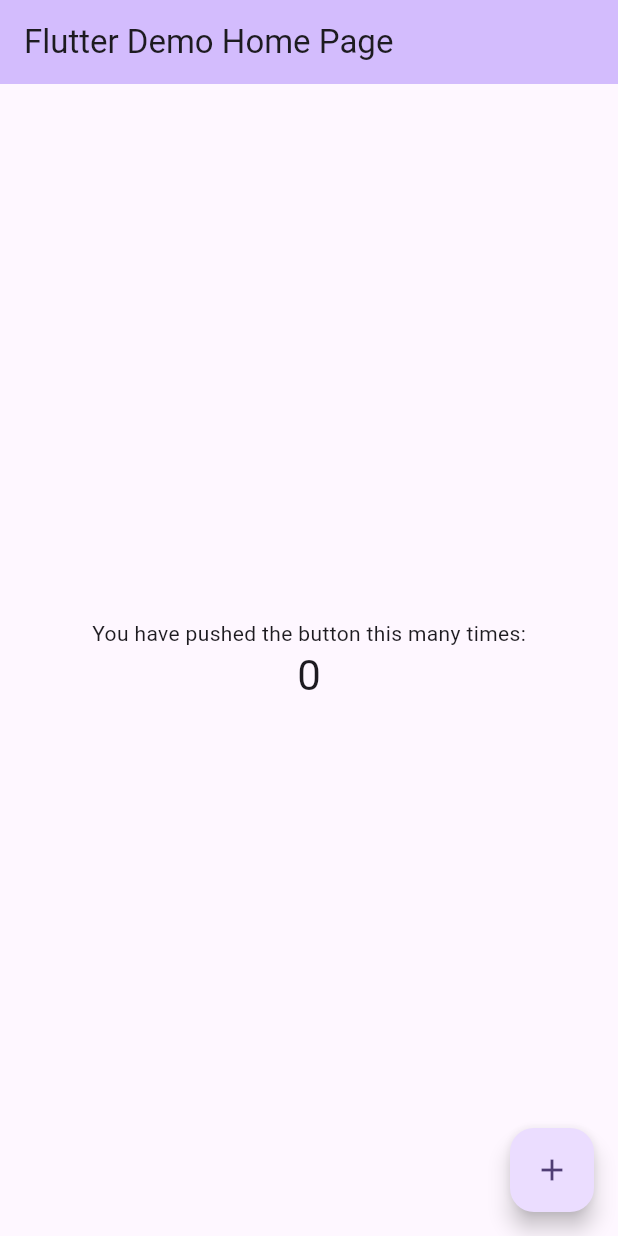
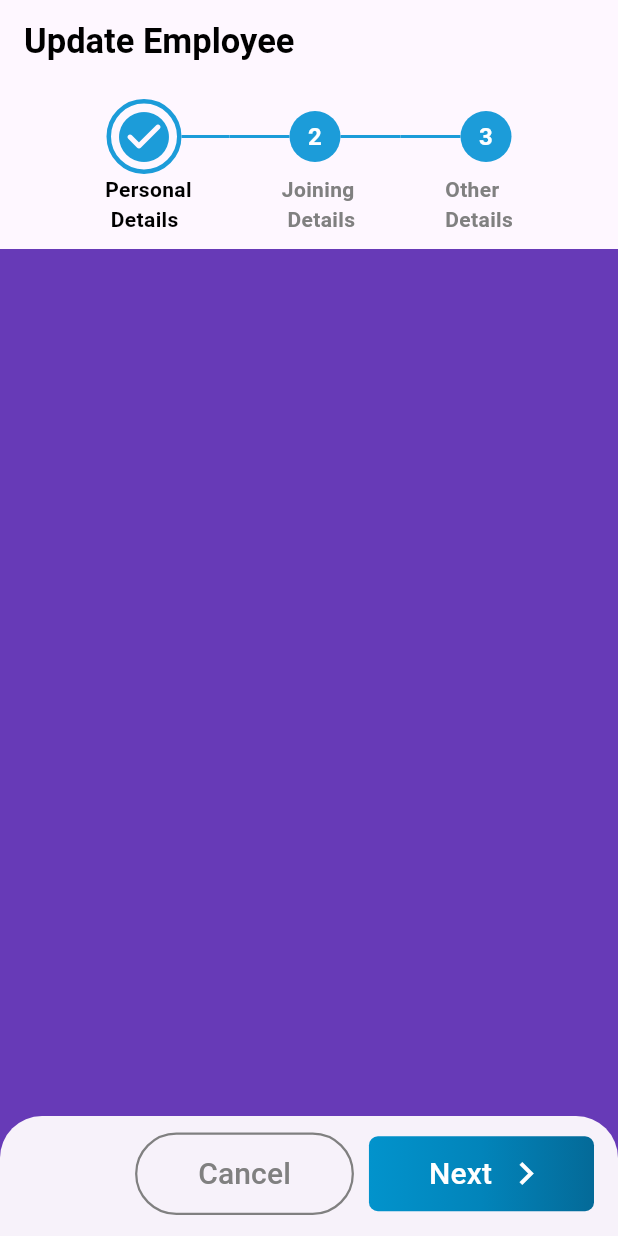
Before and after one commit to HarshHirapara/bytecrm_form, a Flutter app: the screen it shows after launch, on a phone screen of 412 x 824 dp. Run offline on Flutter 3.47's test engine with Material 3 defaults, Android fonts, the phone set to English and light mode, and no system bars; our stand-ins replace get.

Commit message:
[implement] form step and buttons

```diff
--- /dev/null
+++ b/lib/core/common_colors.dart
@@ -0,0 +1,14 @@
+import 'package:flutter/material.dart';
+
+class CommonColor {
+  static const transparent = Colors.transparent;
+  static const black = Colors.black;
+  static const white = Colors.white;
+
+  static const coffee = Color(0xFF808080);
+  static const buttonColor1 = Color(0xFF046a98);
+  static const buttonColor2 = Color(0xFF0284ba);
+  static const buttonColor3 = Color(0xFF0293cc);
+  static const blue = Color(0xFF1c9cd9);
+  static const green = Color(0xFF01bb1c);
+}
--- /dev/null
+++ b/lib/core/common_icons.dart
@@ -0,0 +1,7 @@
+import 'package:flutter/material.dart';
+
+class CommonIcon {
+  static const next = Icon(Icons.navigate_next_outlined);
+  static const back = Icon(Icons.navigate_before_outlined);
+  static const check = Icon(Icons.check_circle_rounded);
+}
--- /dev/null
+++ b/lib/core/common_strings.dart
@@ -0,0 +1,16 @@
+class CommonString {
+  //appBar title
+  static const updateEmployee = 'Update Employee';
+  //button
+  static const nextButton = 'Next';
+  static const cancelButton = 'Cancel';
+  static const backButton = 'Back ';
+  static const done = 'Done';
+  //steps
+  static const personal = 'Personal\n Details';
+  static const joining = 'Joining\n Details';
+  static const other = 'Other\nDetails';
+  // static const derails = 'Details';
+  static const pageNumber2 = '2';
+  static const pageNumber3 = '3';
+}
--- /dev/null
+++ b/lib/core/getx_properties/getx_properties.dart
@@ -0,0 +1,5 @@
+import 'package:get/state_manager.dart';
+
+class GetXProperties {
+  static RxInt currentPage = 0.obs;
+}
--- a/lib/main.dart
+++ b/lib/main.dart
@@ -1,125 +1,19 @@
 import 'package:flutter/material.dart';
+import 'package:flutter/services.dart';
+import 'module/screen/from_main_page_screen/form_main_page_screen.dart';
 
 void main() {
-  runApp(const MyApp());
+  WidgetsFlutterBinding.ensureInitialized();
+  SystemChrome.setPreferredOrientations(
+    [
+      DeviceOrientation.portraitUp,
+      DeviceOrientation.portraitDown,
+    ],
+  );
+  runApp(
+    const MaterialApp(
+      debugShowCheckedModeBanner: false,
+      home: FormMainPage(),
+    ),
+  );
 }
-
-class MyApp extends StatelessWidget {
-  const MyApp({super.key});
-
-  // This widget is the root of your application.
-  @override
-  Widget build(BuildContext context) {
-    return MaterialApp(
-      title: 'Flutter Demo',
-      theme: ThemeData(
-        // This is the theme of your application.
-        //
-        // TRY THIS: Try running your application with "flutter run". You'll see
-        // the application has a blue toolbar. Then, without quitting the app,
-        // try changing the seedColor in the colorScheme below to Colors.green
-        // and then invoke "hot reload" (save your changes or press the "hot
-        // reload" button in a Flutter-supported IDE, or press "r" if you used
-        // the command line to start the app).
-        //
-        // Notice that the counter didn't reset back to zero; the application
-        // state is not lost during the reload. To reset the state, use hot
-        // restart instead.
-        //
-        // This works for code too, not just values: Most code changes can be
-        // tested with just a hot reload.
-        colorScheme: ColorScheme.fromSeed(seedColor: Colors.deepPurple),
-        useMaterial3: true,
-      ),
-      home: const MyHomePage(title: 'Flutter Demo Home Page'),
-    );
-  }
-}
-
-class MyHomePage extends StatefulWidget {
-  const MyHomePage({super.key, required this.title});
-
-  // This widget is the home page of your application. It is stateful, meaning
-  // that it has a State object (defined below) that contains fields that affect
-  // how it looks.
-
-  // This class is the configuration for the state. It holds the values (in this
-  // case the title) provided by the parent (in this case the App widget) and
-  // used by the build method of the State. Fields in a Widget subclass are
-  // always marked "final".
-
-  final String title;
-
-  @override
-  State<MyHomePage> createState() => _MyHomePageState();
-}
-
-class _MyHomePageState extends State<MyHomePage> {
-  int _counter = 0;
-
-  void _incrementCounter() {
-    setState(() {
-      // This call to setState tells the Flutter framework that something has
-      // changed in this State, which causes it to rerun the build method below
-      // so that the display can reflect the updated values. If we changed
-      // _counter without calling setState(), then the build method would not be
-      // called again, and so nothing would appear to happen.
-      _counter++;
-    });
-  }
-
-  @override
-  Widget build(BuildContext context) {
-    // This method is rerun every time setState is called, for instance as done
-    // by the _incrementCounter method above.
-    //
-    // The Flutter framework has been optimized to make rerunning build methods
-    // fast, so that you can just rebuild anything that needs updating rather
-    // than having to individually change instances of widgets.
-    return Scaffold(
-      appBar: AppBar(
-        // TRY THIS: Try changing the color here to a specific color (to
-        // Colors.amber, perhaps?) and trigger a hot reload to see the AppBar
-        // change color while the other colors stay the same.
-        backgroundColor: Theme.of(context).colorScheme.inversePrimary,
-        // Here we take the value from the MyHomePage object that was created by
-        // the App.build method, and use it to set our appbar title.
-        title: Text(widget.title),
-      ),
-      body: Center(
-        // Center is a layout widget. It takes a single child and positions it
-        // in the middle of the parent.
-        child: Column(
-          // Column is also a layout widget. It takes a list of children and
-          // arranges them vertically. By default, it sizes itself to fit its
-          // children horizontally, and tries to be as tall as its parent.
-          //
-          // Column has various properties to control how it sizes itself and
-          // how it positions its children. Here we use mainAxisAlignment to
-          // center the children vertically; the main axis here is the vertical
-          // axis because Columns are vertical (the cross axis would be
-          // horizontal).
-          //
-          // TRY THIS: Invoke "debug painting" (choose the "Toggle Debug Paint"
-          // action in the IDE, or press "p" in the console), to see the
-          // wireframe for each widget.
-          mainAxisAlignment: MainAxisAlignment.center,
-          children: <Widget>[
-            const Text(
-              'You have pushed the button this many times:',
-            ),
-            Text(
-              '$_counter',
-              style: Theme.of(context).textTheme.headlineMedium,
-            ),
-          ],
-        ),
-      ),
-      floatingActionButton: FloatingActionButton(
-        onPressed: _incrementCounter,
-        tooltip: 'Increment',
-        child: const Icon(Icons.add),
-      ), // This trailing comma makes auto-formatting nicer for build methods.
-    );
-  }
-}
--- /dev/null
+++ b/lib/module/screen/form_first_page_screen/form_first_page_screen.dart
@@ -0,0 +1,14 @@
+import 'package:flutter/material.dart';
+
+class FormFirstPage extends StatelessWidget {
+  const FormFirstPage({super.key});
+
+  @override
+  Widget build(BuildContext context) {
+    return Scaffold(
+      appBar: AppBar(
+        centerTitle: false,
+      ),
+    );
+  }
+}
--- /dev/null
+++ b/lib/module/screen/from_main_page_screen/form_main_page_screen.dart
@@ -0,0 +1,276 @@
+import 'package:bytecrm_form/core/common_colors.dart';
+import 'package:bytecrm_form/core/common_icons.dart';
+import 'package:bytecrm_form/core/common_strings.dart';
+import 'package:bytecrm_form/core/getx_properties/getx_properties.dart';
+import 'package:bytecrm_form/module/widget/common_button.dart';
+import 'package:bytecrm_form/module/widget/common_text.dart';
+import 'package:flutter/material.dart';
+import 'package:get/get_state_manager/get_state_manager.dart';
+import '../../widget/common_form_steps.dart';
+
+class FormMainPage extends StatelessWidget {
+  const FormMainPage({super.key});
+
+  @override
+  Widget build(BuildContext context) {
+    final PageController controller = PageController();
+    return Scaffold(
+      appBar: AppBar(
+        title: const CommonText(
+          text: CommonString.updateEmployee,
+          color: CommonColor.black,
+          fontSize: 23,
+          fontWeight: FontWeight.bold,
+        ),
+        backgroundColor: CommonColor.transparent,
+        elevation: 0,
+        centerTitle: false,
+      ),
+      body: Column(
+        children: [
+          Padding(
+            padding: const EdgeInsets.only(top: 10, bottom: 10),
+            child: Column(
+              children: [
+                Obx(
+                  () => Row(
+                    mainAxisAlignment: MainAxisAlignment.center,
+                    children: [
+                      CommonFormStepCheck(
+                        isFilled: (GetXProperties.currentPage.value > 0)
+                            ? true
+                            : false,
+                        leftLine: false,
+                        rightLine: true,
+                      ),
+                      (GetXProperties.currentPage.value >= 1)
+                          ? CommonFormStepCheck(
+                              isFilled: (GetXProperties.currentPage.value > 1)
+                                  ? true
+                                  : false,
+                              leftLine: true,
+                              rightLine: true)
+                          : const CommonPageNumber(
+                              pageNumber: CommonString.pageNumber2,
+                              isFilled: false,
+                              leftLine: true,
+                              rightLine: true,
+                            ),
+                      (GetXProperties.currentPage.value >= 2)
+                          ? CommonFormStepCheck(
+                              isFilled: (GetXProperties.currentPage.value > 2)
+                                  ? true
+                                  : false,
+                              leftLine: true,
+                              rightLine: false)
+                          : const CommonPageNumber(
+                              pageNumber: CommonString.pageNumber3,
+                              isFilled: false,
+                              leftLine: true,
+                              rightLine: false,
+                            )
+                    ],
+                  ),
+                ),
+                Padding(
+                  padding: const EdgeInsets.only(left: 70, right: 70),
+                  child: SizedBox(
+                    child: Obx(
+                      () => Row(
+                        mainAxisAlignment: MainAxisAlignment.spaceBetween,
+                        children: [
+                          CommonText(
+                            text: CommonString.personal,
+                            color: (GetXProperties.currentPage.value == 0)
+                                ? CommonColor.black
+                                : CommonColor.coffee,
+                            fontWeight: FontWeight.bold,
+                          ),
+                          CommonText(
+                            text: CommonString.joining,
+                            color: (GetXProperties.currentPage.value == 1)
+                                ? CommonColor.black
+                                : CommonColor.coffee,
+                            fontWeight: FontWeight.bold,
+                          ),
+                          CommonText(
+                            text: CommonString.other,
+                            color: (GetXProperties.currentPage.value == 2)
+                                ? CommonColor.black
+                                : CommonColor.coffee,
+                            fontWeight: FontWeight.bold,
+                          ),
+                        ],
+                      ),
+                    ),
+                  ),
+                )
+              ],
+            ),
+          ),
+          Expanded(
+            child: PageView(
+              controller: controller,
+              children: [
+                Container(
+                  color: Colors.deepPurple,
+                ),
+                Container(
+                  color: Colors.green,
+                ),
+                Container(
+                  color: Colors.lightGreenAccent,
+                )
+              ],
+              onPageChanged: (value) {
+                GetXProperties.currentPage.value = value;
+              },
+            ),
+          ),
+        ],
+      ),
+      bottomSheet: SizedBox(
+        height: 80,
+        child: Padding(
+          padding: const EdgeInsets.only(top: 1, bottom: 4, right: 16),
+          child: Row(
+            mainAxisAlignment: MainAxisAlignment.end,
+            children: [
+              Obx(
+                () => (GetXProperties.currentPage.value == 0)
+                    ? CommonButtonWithoutIcon(
+                        onPressed: () {},
+                        text: CommonString.cancelButton,
+                        fontSize: 20,
+                        color: CommonColor.coffee,
+                        style: ButtonStyle(
+                          padding: const MaterialStatePropertyAll(
+                            EdgeInsets.only(
+                                left: 42, right: 42, top: 13, bottom: 13),
+                          ),
+                          backgroundColor: const MaterialStatePropertyAll(
+                              CommonColor.transparent),
+                          elevation: const MaterialStatePropertyAll(0),
+                          side: MaterialStateProperty.all(
+                            const BorderSide(
+                                width: 1.5, color: CommonColor.coffee),
+                          ),
+                        ),
+                        decoration: const BoxDecoration(
+                          borderRadius: BorderRadius.all(
+                            Radius.circular(6),
+                          ),
+                        ),
+                      )
+                    : CommonButtonWithIcon(
+                        onPressed: () {
+                          controller.previousPage(
+                              duration: const Duration(microseconds: 1),
+                              curve: Curves.bounceIn);
+                        },
+                        textDirection: TextDirection.ltr,
+                        text: CommonString.backButton,
+                        fontSize: 20,
+                        color: CommonColor.coffee,
+                        icon: Icon(
+                          CommonIcon.back.icon,
+                          size: 30,
+                          color: CommonColor.coffee,
+                        ),
+                        decoration: const BoxDecoration(
+                          borderRadius: BorderRadius.all(
+                            Radius.circular(6),
+                          ),
+                        ),
+                        style: ButtonStyle(
+                          padding: const MaterialStatePropertyAll(
+                            EdgeInsets.only(
+                                left: 25, right: 35, top: 10, bottom: 10),
+                          ),
+                          backgroundColor: const MaterialStatePropertyAll(
+                              CommonColor.transparent),
+                          elevation: const MaterialStatePropertyAll(0),
+                          side: MaterialStateProperty.all(
+                            const BorderSide(
+                                width: 1.5, color: CommonColor.coffee),
+                          ),
+                        ),
+                      ),
+              ),
+              const SizedBox(
+                width: 10,
+              ),
+              Obx(
+                () => (GetXProperties.currentPage.value == 2)
+                    ? CommonButtonWithoutIcon(
+                        onPressed: () {},
+                        text: CommonString.done,
+                        fontSize: 20,
+                        color: CommonColor.white,
+                        style: const ButtonStyle(
+                          padding: MaterialStatePropertyAll(
+                            EdgeInsets.only(
+                                left: 51, right: 51, top: 13, bottom: 13),
+                          ),
+                          backgroundColor:
+                              MaterialStatePropertyAll(CommonColor.transparent),
+                          elevation: MaterialStatePropertyAll(0),
+                        ),
+                        decoration: const BoxDecoration(
+                          gradient: LinearGradient(
+                            colors: [
+                              CommonColor.buttonColor3,
+                              CommonColor.buttonColor2,
+                              CommonColor.buttonColor1,
+                            ],
+                          ),
+                          borderRadius: BorderRadius.all(
+                            Radius.circular(6),
+                          ),
+                        ),
+                      )
+                    : CommonButtonWithIcon(
+                        onPressed: () {
+                          controller.nextPage(
+                              duration: const Duration(microseconds: 1),
+                              curve: Curves.bounceIn);
+                        },
+                        textDirection: TextDirection.rtl,
+                        text: CommonString.nextButton,
+                        fontSize: 20,
+                        color: CommonColor.white,
+                        icon: Icon(
+                          CommonIcon.back.icon,
+                          size: 30,
+                          color: CommonColor.white,
+                        ),
+                        decoration: const BoxDecoration(
+                          gradient: LinearGradient(
+                            colors: [
+                              CommonColor.buttonColor3,
+                              CommonColor.buttonColor2,
+                              CommonColor.buttonColor1,
+                            ],
+                          ),
+                          borderRadius: BorderRadius.all(
+                            Radius.circular(6),
+                          ),
+                        ),
+                        style: const ButtonStyle(
+                          padding: MaterialStatePropertyAll(
+                            EdgeInsets.only(
+                                left: 40, right: 30, top: 10, bottom: 10),
+                          ),
+                          backgroundColor:
+                              MaterialStatePropertyAll(CommonColor.transparent),
+                          elevation: MaterialStatePropertyAll(0),
+                        ),
+                      ),
+              )
+            ],
+          ),
+        ),
+      ),
+    );
+  }
+}
--- /dev/null
+++ b/lib/module/widget/common_button.dart
@@ -0,0 +1,107 @@
+import 'package:bytecrm_form/module/widget/common_text.dart';
+import 'package:flutter/material.dart';
+
+class CommonButtonWithIcon extends StatelessWidget {
+  const CommonButtonWithIcon({
+    super.key,
+    required this.onPressed,
+    required this.text,
+    required this.style,
+    required this.textDirection,
+    required this.icon,
+    this.color,
+    this.fontSize,
+    this.fontWeight,
+    required this.decoration,
+  });
+
+  final void Function() onPressed;
+  final String text;
+  final ButtonStyle style;
+  final TextDirection textDirection;
+  final Icon icon;
+  final Color? color;
+  final double? fontSize;
+  final FontWeight? fontWeight;
+  final Decoration decoration;
+
+  @override
+  Widget build(BuildContext context) {
+    return Container(
+      decoration: decoration,
+      child: Directionality(
+        textDirection: textDirection,
+        child: ElevatedButton.icon(
+          onPressed: onPressed,
+          style: style,
+          icon: icon,
+          label: CommonText(
+            text: text,
+            color: color,
+            fontSize: fontSize,
+            fontWeight: fontWeight,
+          ),
+        ),
+      ),
+    );
+  }
+}
+
+class CommonButtonWithoutIcon extends StatelessWidget {
+  const CommonButtonWithoutIcon({
+    super.key,
+    required this.onPressed,
+    required this.text,
+    required this.style,
+    this.color,
+    this.fontSize,
+    this.fontWeight,
+    required this.decoration,
+  });
+
+  final void Function() onPressed;
+  final String text;
+  final ButtonStyle style;
+  final Color? color;
+  final double? fontSize;
+  final FontWeight? fontWeight;
+  final Decoration decoration;
+
+  @override
+  Widget build(BuildContext context) {
+    return Container(
+      decoration: decoration,
+      child: ElevatedButton(
+        onPressed: onPressed,
+        style: style,
+        child: CommonText(
+          text: text,
+          color: color,
+          fontSize: fontSize,
+          fontWeight: fontWeight,
+        ),
+      ),
+    );
+  }
+}
+// OutlinedButton(
+//       style: ButtonStyle(
+//         shape: MaterialStateProperty.all(
+//           RoundedRectangleBorder(
+//             borderRadius: BorderRadius.circular(30),
+//           ),
+//         ),
+//         side: MaterialStateProperty.all(
+//           BorderSide(color: CommonColors.blue),
+//         ),
+//       ),
+//       onPressed: onPressed,
+//       child: CommonText(
+//         title: buttonName,
+//         color: CommonColors.blue,
+//         fontSize: 15,
+//         fontWight: FontWeight.bold,
+//         topPadding: 13,
+//         bottomPadding: 13,
+//       ),
+//     );
--- /dev/null
+++ b/lib/module/widget/common_form_steps.dart
@@ -0,0 +1,114 @@
+import 'package:bytecrm_form/core/common_colors.dart';
+import 'package:bytecrm_form/core/common_icons.dart';
+import 'package:bytecrm_form/module/widget/common_text.dart';
+import 'package:flutter/material.dart';
+
+class CommonFormStepCheck extends StatelessWidget {
+  const CommonFormStepCheck({
+    super.key,
+    required this.isFilled,
+    required this.leftLine,
+    required this.rightLine,
+  });
+  final bool isFilled;
+  final bool leftLine;
+  final bool rightLine;
+
+  @override
+  Widget build(BuildContext context) {
+    return Row(
+      children: [
+        if (leftLine)
+          SizedBox(
+            width: 32,
+            child: Divider(
+              thickness: 2,
+              color: isFilled ? CommonColor.green : CommonColor.blue,
+            ),
+          ),
+        Container(
+          height: 50,
+          width: 50,
+          decoration: BoxDecoration(
+            color: CommonColor.transparent,
+            borderRadius: const BorderRadius.all(
+              Radius.circular(50),
+            ),
+            border: Border.all(
+              width: 3,
+              color: isFilled ? CommonColor.green : CommonColor.blue,
+            ),
+          ),
+          child: Icon(
+            CommonIcon.check.icon,
+            size: 40,
+            color: isFilled ? CommonColor.green : CommonColor.blue,
+          ),
+        ),
+        if (rightLine)
+          SizedBox(
+            width: 32,
+            child: Divider(
+              thickness: 2,
+              color: isFilled ? CommonColor.green : CommonColor.blue,
+            ),
+          ),
+      ],
+    );
+  }
+}
+
+class CommonPageNumber extends StatelessWidget {
+  const CommonPageNumber(
+      {super.key,
+      required this.isFilled,
+      required this.leftLine,
+      required this.rightLine,
+      required this.pageNumber});
+  final String pageNumber;
+  final bool isFilled;
+  final bool leftLine;
+  final bool rightLine;
+
+  @override
+  Widget build(BuildContext context) {
+    return Row(
+      children: [
+        if (leftLine)
+          SizedBox(
+            width: 40,
+            child: Divider(
+              thickness: 2,
+              color: isFilled ? CommonColor.green : CommonColor.blue,
+            ),
+          ),
+        Container(
+          height: 34,
+          width: 34,
+          decoration: const BoxDecoration(
+            color: CommonColor.blue,
+            borderRadius: BorderRadius.all(
+              Radius.circular(50),
+            ),
+          ),
+          child: Center(
+            child: CommonText(
+              text: pageNumber,
+              color: CommonColor.white,
+              fontSize: 16,
+              fontWeight: FontWeight.bold,
+            ),
+          ),
+        ),
+        if (rightLine)
+          SizedBox(
+            width: 40,
+            child: Divider(
+              thickness: 2,
+              color: isFilled ? CommonColor.green : CommonColor.blue,
+            ),
+          ),
+      ],
+    );
+  }
+}
--- /dev/null
+++ b/lib/module/widget/common_text.dart
@@ -0,0 +1,26 @@
+import 'package:flutter/material.dart';
+
+class CommonText extends StatelessWidget {
+  const CommonText({
+    super.key,
+    required this.text,
+    this.color,
+    this.fontSize,
+    this.fontWeight,
+  });
+  final String text;
+  final Color? color;
+  final double? fontSize;
+  final FontWeight? fontWeight;
+  @override
+  Widget build(BuildContext context) {
+    return Text(
+      text,
+      style: TextStyle(
+        color: color,
+        fontSize: fontSize,
+        fontWeight: fontWeight,
+      ),
+    );
+  }
+}
--- a/pubspec.yaml
+++ b/pubspec.yaml
@@ -35,6 +35,7 @@ dependencies:
   # The following adds the Cupertino Icons font to your application.
   # Use with the CupertinoIcons class for iOS style icons.
   cupertino_icons: ^1.0.2
+  get: ^4.6.6
 
 dev_dependencies:
   flutter_test:
```
Also changed, not shown: lib/module/screen/form_second_page_screen/form_second_page_screen.dart (added), pubspec.lock.
